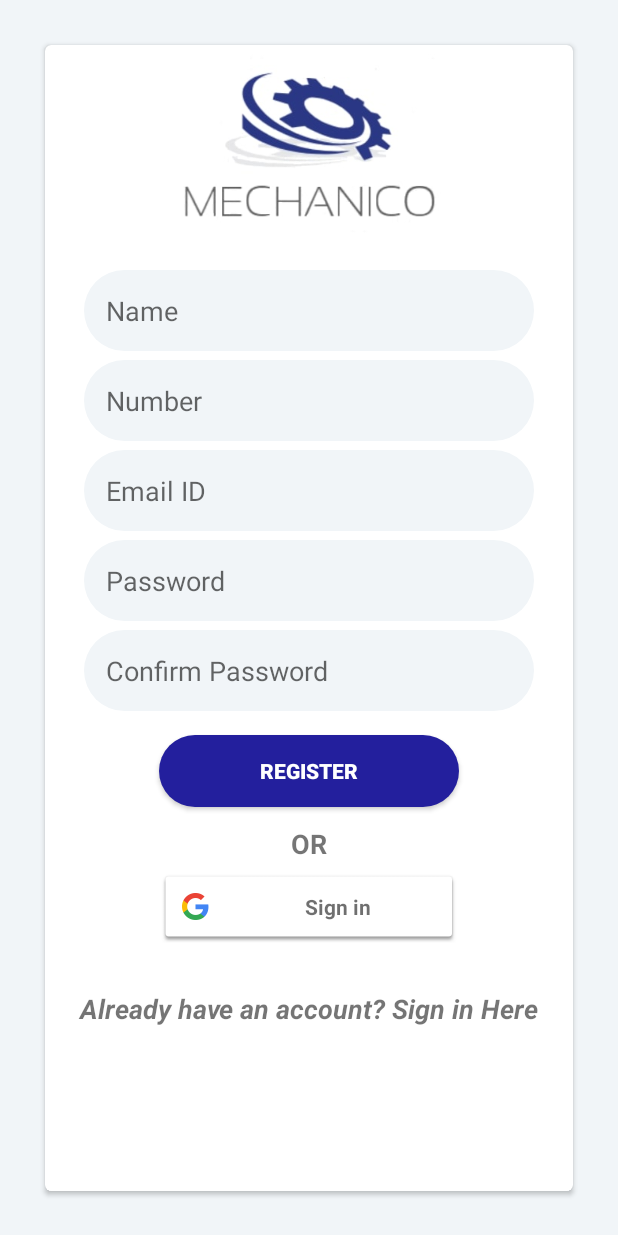
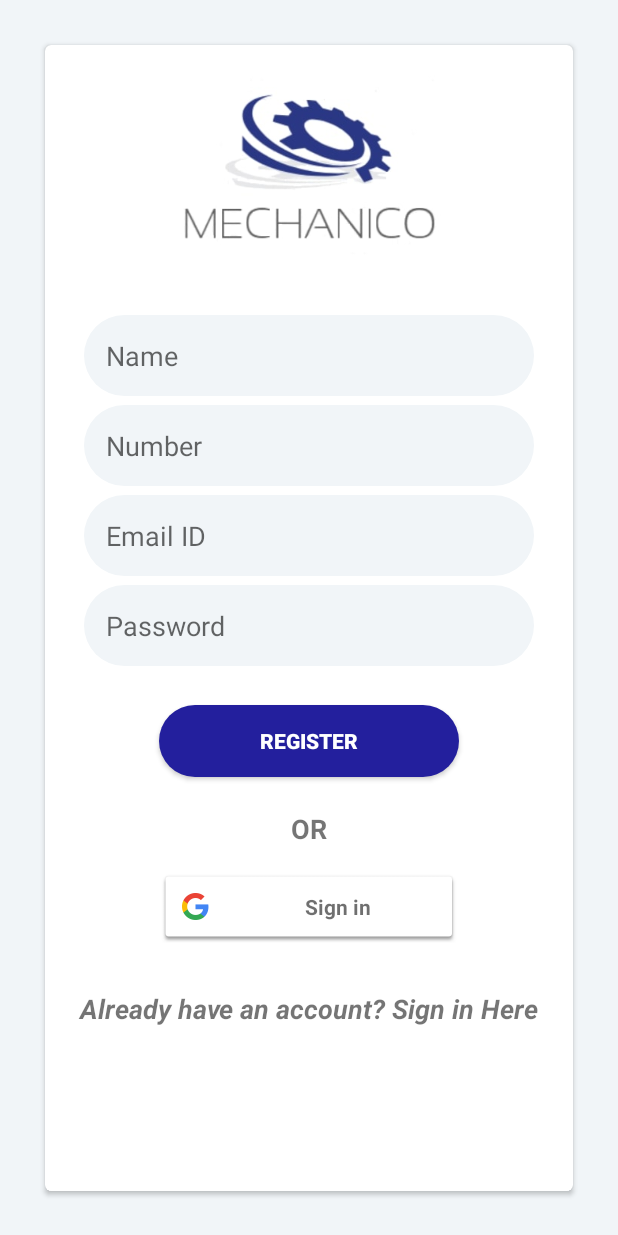
Before and after one commit to Darpan99/MECHANICO, an Android app: the REGISTRATION screen opened directly, with no data from a screen before it, on a phone screen of 412 x 824 dp. Run offline under Robolectric (Android 15) with nearby library versions, the phone set to English and light mode, and no system bars; our stand-ins replace Firebase (no records; nobody signed in at launch, a user with empty details on screens opened directly); Roboto replaces fonts that are not available here.

Commit message:
hum app banayenge

```diff
--- a/app/src/main/res/layout/activity_login3.xml
+++ b/app/src/main/res/layout/activity_login3.xml
@@ -69,6 +69,7 @@
                 android:layout_centerHorizontal="true"
                 android:layout_marginTop="400dp"
                 android:background="@drawable/roundshapbtn"
+                android:onClick="finlogin"
                 android:text="OK"
                 android:textAlignment="center"
                 android:textColor="@color/white"
--- a/app/src/main/res/layout/activity_registration.xml
+++ b/app/src/main/res/layout/activity_registration.xml
@@ -23,7 +23,7 @@
                 android:layout_width="300dp"
                 android:layout_height="wrap_content"
                 android:layout_centerHorizontal="true"
-                android:layout_marginTop="150dp"
+                android:layout_marginTop="180dp"
                 android:background="@drawable/edittextstyle"
                 android:hint="Name"
                 android:inputType="textPersonName" />
@@ -33,7 +33,7 @@
                 android:layout_width="300dp"
                 android:layout_height="wrap_content"
                 android:layout_centerHorizontal="true"
-                android:layout_marginTop="210dp"
+                android:layout_marginTop="240dp"
                 android:background="@drawable/edittextstyle"
                 android:hint="Number"
                 android:inputType="phone" />
@@ -43,7 +43,7 @@
                 android:layout_width="300dp"
                 android:layout_height="wrap_content"
                 android:layout_centerHorizontal="true"
-                android:layout_marginTop="270dp"
+                android:layout_marginTop="300dp"
                 android:background="@drawable/edittextstyle"
                 android:hint="Email ID"
                 android:inputType="textEmailAddress" />
@@ -53,27 +53,19 @@
                 android:layout_width="300dp"
                 android:layout_height="wrap_content"
                 android:layout_centerHorizontal="true"
-                android:layout_marginTop="330dp"
+                android:layout_marginTop="360dp"
                 android:background="@drawable/edittextstyle"
                 android:hint="Password"
                 android:inputType="textPassword" />
 
-            <EditText
-                android:id="@+id/editText2"
-                android:layout_width="300dp"
-                android:layout_height="wrap_content"
-                android:layout_centerHorizontal="true"
-                android:layout_marginTop="390dp"
-                android:background="@drawable/edittextstyle"
-                android:hint="Confirm Password"
-                android:inputType="textPassword" />
+
 
             <Button
                 android:id="@+id/button"
                 android:layout_width="200dp"
                 android:layout_height="wrap_content"
                 android:layout_centerHorizontal="true"
-                android:layout_marginTop="460dp"
+                android:layout_marginTop="440dp"
                 android:background="@drawable/roundshapbtn"
                 android:text="REGISTER"
                 android:textColor="@color/white"
@@ -84,7 +76,7 @@
                 android:layout_width="wrap_content"
                 android:layout_height="wrap_content"
                 android:layout_centerHorizontal="true"
-                android:layout_marginTop="520dp"
+                android:layout_marginTop="510dp"
                 android:text="OR"
                 android:textSize="18sp"
                 android:textStyle="bold" />
@@ -104,7 +96,7 @@
                 android:layout_width="match_parent"
                 android:layout_height="120dp"
                 android:layout_centerHorizontal="true"
-                android:layout_marginTop="5dp"
+                android:layout_marginTop="20dp"
                 android:background="@color/white"
                 app:srcCompat="@drawable/xyz" />
 
```
Also changed, not shown: app/src/main/res/layout/activity_page3.xml (+46 -5 lines), app/src/main/res/layout/activity_splash.xml (+15 -3 lines).
